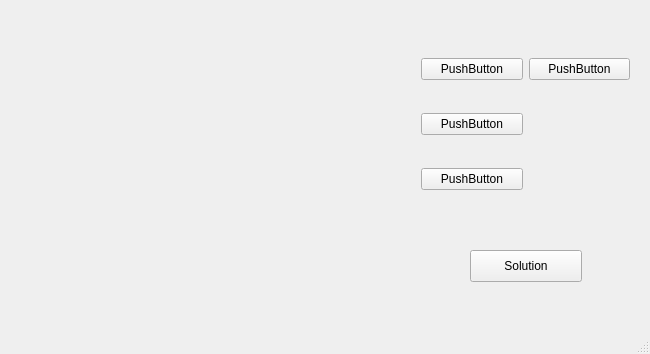
Qt form mainwindow.ui (kunhwiko/Sudoku) before a commit.
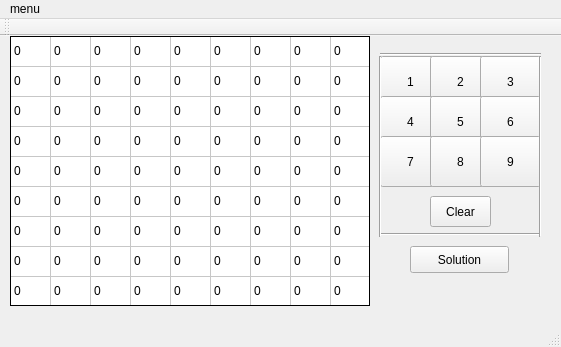
The same form after that commit.

The edit to the form file:
```diff
--- a/mainwindow.ui
+++ b/mainwindow.ui
@@ -6,90 +6,832 @@
    <rect>
     <x>0</x>
     <y>0</y>
-    <width>650</width>
-    <height>354</height>
+    <width>561</width>
+    <height>347</height>
    </rect>
   </property>
+  <property name="sizePolicy">
+   <sizepolicy hsizetype="Maximum" vsizetype="Preferred">
+    <horstretch>0</horstretch>
+    <verstretch>0</verstretch>
+   </sizepolicy>
+  </property>
   <property name="windowTitle">
    <string>MainWindow</string>
   </property>
-  <widget class="QWidget" name="centralwidget">
-   <widget class="QWidget" name="gridLayoutWidget">
-    <property name="geometry">
-     <rect>
-      <x>20</x>
-      <y>20</y>
-      <width>371</width>
-      <height>261</height>
-     </rect>
-    </property>
-    <layout class="QGridLayout" name="gridLayout"/>
-   </widget>
-   <widget class="QWidget" name="gridLayoutWidget_2">
+  <widget class="QWidget" name="centralWidget">
+   <widget class="QPushButton" name="solve">
     <property name="geometry">
      <rect>
       <x>410</x>
-      <y>20</y>
-      <width>231</width>
-      <height>211</height>
-     </rect>
-    </property>
-    <layout class="QGridLayout" name="gridLayout_2">
-     <item row="1" column="0">
-      <widget class="QPushButton" name="pushButton_3">
-       <property name="text">
-        <string>PushButton</string>
-       </property>
-      </widget>
-     </item>
-     <item row="2" column="0">
-      <widget class="QPushButton" name="pushButton_4">
-       <property name="text">
-        <string>PushButton</string>
-       </property>
-      </widget>
-     </item>
-     <item row="0" column="0">
-      <widget class="QPushButton" name="pushButton_2">
-       <property name="text">
-        <string>PushButton</string>
-       </property>
-      </widget>
-     </item>
-     <item row="0" column="1">
-      <widget class="QPushButton" name="pushButton_5">
-       <property name="text">
-        <string>PushButton</string>
-       </property>
-      </widget>
-     </item>
-    </layout>
-   </widget>
-   <widget class="QPushButton" name="pushButton">
-    <property name="geometry">
-     <rect>
-      <x>470</x>
-      <y>250</y>
-      <width>112</width>
-      <height>32</height>
+      <y>210</y>
+      <width>99</width>
+      <height>27</height>
      </rect>
     </property>
     <property name="text">
      <string>Solution</string>
     </property>
    </widget>
+   <widget class="QTableWidget" name="sudoku_board">
+    <property name="geometry">
+     <rect>
+      <x>10</x>
+      <y>0</y>
+      <width>360</width>
+      <height>270</height>
+     </rect>
+    </property>
+    <property name="minimumSize">
+     <size>
+      <width>360</width>
+      <height>270</height>
+     </size>
+    </property>
+    <property name="styleSheet">
+     <string notr="true">QTableWidget {
+border : 1px solid black;
+}</string>
+    </property>
+    <property name="verticalScrollBarPolicy">
+     <enum>Qt::ScrollBarAlwaysOff</enum>
+    </property>
+    <property name="horizontalScrollBarPolicy">
+     <enum>Qt::ScrollBarAlwaysOff</enum>
+    </property>
+    <property name="editTriggers">
+     <set>QAbstractItemView::NoEditTriggers</set>
+    </property>
+    <attribute name="horizontalHeaderVisible">
+     <bool>false</bool>
+    </attribute>
+    <attribute name="horizontalHeaderMinimumSectionSize">
+     <number>40</number>
+    </attribute>
+    <attribute name="horizontalHeaderDefaultSectionSize">
+     <number>40</number>
+    </attribute>
+    <attribute name="horizontalHeaderHighlightSections">
+     <bool>true</bool>
+    </attribute>
+    <attribute name="verticalHeaderVisible">
+     <bool>false</bool>
+    </attribute>
+    <row>
+     <property name="text">
+      <string>新建行</string>
+     </property>
+    </row>
+    <row>
+     <property name="text">
+      <string>新建行</string>
+     </property>
+    </row>
+    <row>
+     <property name="text">
+      <string>新建行</string>
+     </property>
+    </row>
+    <row>
+     <property name="text">
+      <string>新建行</string>
+     </property>
+    </row>
+    <row>
+     <property name="text">
+      <string>新建行</string>
+     </property>
+    </row>
+    <row>
+     <property name="text">
+      <string>新建行</string>
+     </property>
+    </row>
+    <row>
+     <property name="text">
+      <string>新建行</string>
+     </property>
+    </row>
+    <row>
+     <property name="text">
+      <string>新建行</string>
+     </property>
+    </row>
+    <row>
+     <property name="text">
+      <string>新建行</string>
+     </property>
+    </row>
+    <column>
+     <property name="text">
+      <string>新建列</string>
+     </property>
+    </column>
+    <column>
+     <property name="text">
+      <string>新建列</string>
+     </property>
+    </column>
+    <column>
+     <property name="text">
+      <string>新建列</string>
+     </property>
+    </column>
+    <column>
+     <property name="text">
+      <string>新建列</string>
+     </property>
+    </column>
+    <column>
+     <property name="text">
+      <string>新建列</string>
+     </property>
+    </column>
+    <column>
+     <property name="text">
+      <string>新建列</string>
+     </property>
+    </column>
+    <column>
+     <property name="text">
+      <string>新建列</string>
+     </property>
+    </column>
+    <column>
+     <property name="text">
+      <string>新建列</string>
+     </property>
+    </column>
+    <column>
+     <property name="text">
+      <string>新建列</string>
+     </property>
+    </column>
+    <item row="0" column="0">
+     <property name="text">
+      <string>0</string>
+     </property>
+    </item>
+    <item row="0" column="1">
+     <property name="text">
+      <string>0</string>
+     </property>
+    </item>
+    <item row="0" column="2">
+     <property name="text">
+      <string>0</string>
+     </property>
+    </item>
+    <item row="0" column="3">
+     <property name="text">
+      <string>0</string>
+     </property>
+    </item>
+    <item row="0" column="4">
+     <property name="text">
+      <string>0</string>
+     </property>
+    </item>
+    <item row="0" column="5">
+     <property name="text">
+      <string>0</string>
+     </property>
+    </item>
+    <item row="0" column="6">
+     <property name="text">
+      <string>0</string>
+     </property>
+    </item>
+    <item row="0" column="7">
+     <property name="text">
+      <string>0</string>
+     </property>
+    </item>
+    <item row="0" column="8">
+     <property name="text">
+      <string>0</string>
+     </property>
+    </item>
+    <item row="1" column="0">
+     <property name="text">
+      <string>0</string>
+     </property>
+    </item>
+    <item row="1" column="1">
+     <property name="text">
+      <string>0</string>
+     </property>
+    </item>
+    <item row="1" column="2">
+     <property name="text">
+      <string>0</string>
+     </property>
+    </item>
+    <item row="1" column="3">
+     <property name="text">
+      <string>0</string>
+     </property>
+    </item>
+    <item row="1" column="4">
+     <property name="text">
+      <string>0</string>
+     </property>
+    </item>
+    <item row="1" column="5">
+     <property name="text">
+      <string>0</string>
+     </property>
+    </item>
+    <item row="1" column="6">
+     <property name="text">
+      <string>0</string>
+     </property>
+    </item>
+    <item row="1" column="7">
+     <property name="text">
+      <string>0</string>
+     </property>
+    </item>
+    <item row="1" column="8">
+     <property name="text">
+      <string>0</string>
+     </property>
+    </item>
+    <item row="2" column="0">
+     <property name="text">
+      <string>0</string>
+     </property>
+    </item>
+    <item row="2" column="1">
+     <property name="text">
+      <string>0</string>
+     </property>
+    </item>
+    <item row="2" column="2">
+     <property name="text">
+      <string>0</string>
+     </property>
+    </item>
+    <item row="2" column="3">
+     <property name="text">
+      <string>0</string>
+     </property>
+    </item>
+    <item row="2" column="4">
+     <property name="text">
+      <string>0</string>
+     </property>
+    </item>
+    <item row="2" column="5">
+     <property name="text">
+      <string>0</string>
+     </property>
+    </item>
+    <item row="2" column="6">
+     <property name="text">
+      <string>0</string>
+     </property>
+    </item>
+    <item row="2" column="7">
+     <property name="text">
+      <string>0</string>
+     </property>
+    </item>
+    <item row="2" column="8">
+     <property name="text">
+      <string>0</string>
+     </property>
+    </item>
+    <item row="3" column="0">
+     <property name="text">
+      <string>0</string>
+     </property>
+    </item>
+    <item row="3" column="1">
+     <property name="text">
+      <string>0</string>
+     </property>
+    </item>
+    <item row="3" column="2">
+     <property name="text">
+      <string>0</string>
+     </property>
+    </item>
+    <item row="3" column="3">
+     <property name="text">
+      <string>0</string>
+     </property>
+    </item>
+    <item row="3" column="4">
+     <property name="text">
+      <string>0</string>
+     </property>
+    </item>
+    <item row="3" column="5">
+     <property name="text">
+      <string>0</string>
+     </property>
+    </item>
+    <item row="3" column="6">
+     <property name="text">
+      <string>0</string>
+     </property>
+    </item>
+    <item row="3" column="7">
+     <property name="text">
+      <string>0</string>
+     </property>
+    </item>
+    <item row="3" column="8">
+     <property name="text">
+      <string>0</string>
+     </property>
+    </item>
+    <item row="4" column="0">
+     <property name="text">
+      <string>0</string>
+     </property>
+    </item>
+    <item row="4" column="1">
+     <property name="text">
+      <string>0</string>
+     </property>
+    </item>
+    <item row="4" column="2">
+     <property name="text">
+      <string>0</string>
+     </property>
+    </item>
+    <item row="4" column="3">
+     <property name="text">
+      <string>0</string>
+     </property>
+    </item>
+    <item row="4" column="4">
+     <property name="text">
+      <string>0</string>
+     </property>
+    </item>
+    <item row="4" column="5">
+     <property name="text">
+      <string>0</string>
+     </property>
+    </item>
+    <item row="4" column="6">
+     <property name="text">
+      <string>0</string>
+     </property>
+    </item>
+    <item row="4" column="7">
+     <property name="text">
+      <string>0</string>
+     </property>
+    </item>
+    <item row="4" column="8">
+     <property name="text">
+      <string>0</string>
+     </property>
+    </item>
+    <item row="5" column="0">
+     <property name="text">
+      <string>0</string>
+     </property>
+    </item>
+    <item row="5" column="1">
+     <property name="text">
+      <string>0</string>
+     </property>
+    </item>
+    <item row="5" column="2">
+     <property name="text">
+      <string>0</string>
+     </property>
+    </item>
+    <item row="5" column="3">
+     <property name="text">
+      <string>0</string>
+     </property>
+    </item>
+    <item row="5" column="4">
+     <property name="text">
+      <string>0</string>
+     </property>
+    </item>
+    <item row="5" column="5">
+     <property name="text">
+      <string>0</string>
+     </property>
+    </item>
+    <item row="5" column="6">
+     <property name="text">
+      <string>0</string>
+     </property>
+    </item>
+    <item row="5" column="7">
+     <property name="text">
+      <string>0</string>
+     </property>
+    </item>
+    <item row="5" column="8">
+     <property name="text">
+      <string>0</string>
+     </property>
+    </item>
+    <item row="6" column="0">
+     <property name="text">
+      <string>0</string>
+     </property>
+    </item>
+    <item row="6" column="1">
+     <property name="text">
+      <string>0</string>
+     </property>
+    </item>
+    <item row="6" column="2">
+     <property name="text">
+      <string>0</string>
+     </property>
+    </item>
+    <item row="6" column="3">
+     <property name="text">
+      <string>0</string>
+     </property>
+    </item>
+    <item row="6" column="4">
+     <property name="text">
+      <string>0</string>
+     </property>
+    </item>
+    <item row="6" column="5">
+     <property name="text">
+      <string>0</string>
+     </property>
+    </item>
+    <item row="6" column="6">
+     <property name="text">
+      <string>0</string>
+     </property>
+    </item>
+    <item row="6" column="7">
+     <property name="text">
+      <string>0</string>
+     </property>
+    </item>
+    <item row="6" column="8">
+     <property name="text">
+      <string>0</string>
+     </property>
+    </item>
+    <item row="7" column="0">
+     <property name="text">
+      <string>0</string>
+     </property>
+    </item>
+    <item row="7" column="1">
+     <property name="text">
+      <string>0</string>
+     </property>
+    </item>
+    <item row="7" column="2">
+     <property name="text">
+      <string>0</string>
+     </property>
+    </item>
+    <item row="7" column="3">
+     <property name="text">
+      <string>0</string>
+     </property>
+    </item>
+    <item row="7" column="4">
+     <property name="text">
+      <string>0</string>
+     </property>
+    </item>
+    <item row="7" column="5">
+     <property name="text">
+      <string>0</string>
+     </property>
+    </item>
+    <item row="7" column="6">
+     <property name="text">
+      <string>0</string>
+     </property>
+    </item>
+    <item row="7" column="7">
+     <property name="text">
+      <string>0</string>
+     </property>
+    </item>
+    <item row="7" column="8">
+     <property name="text">
+      <string>0</string>
+     </property>
+    </item>
+    <item row="8" column="0">
+     <property name="text">
+      <string>0</string>
+     </property>
+    </item>
+    <item row="8" column="1">
+     <property name="text">
+      <string>0</string>
+     </property>
+    </item>
+    <item row="8" column="2">
+     <property name="text">
+      <string>0</string>
+     </property>
+    </item>
+    <item row="8" column="3">
+     <property name="text">
+      <string>0</string>
+     </property>
+    </item>
+    <item row="8" column="4">
+     <property name="text">
+      <string>0</string>
+     </property>
+    </item>
+    <item row="8" column="5">
+     <property name="text">
+      <string>0</string>
+     </property>
+    </item>
+    <item row="8" column="6">
+     <property name="text">
+      <string>0</string>
+     </property>
+    </item>
+    <item row="8" column="7">
+     <property name="text">
+      <string>0</string>
+     </property>
+    </item>
+    <item row="8" column="8">
+     <property name="text">
+      <string>0</string>
+     </property>
+    </item>
+   </widget>
+   <widget class="QPushButton" name="pushButton">
+    <property name="geometry">
+     <rect>
+      <x>380</x>
+      <y>20</y>
+      <width>61</width>
+      <height>51</height>
+     </rect>
+    </property>
+    <property name="styleSheet">
+     <string notr="true"/>
+    </property>
+    <property name="text">
+     <string>1</string>
+    </property>
+   </widget>
+   <widget class="QPushButton" name="pushButton_2">
+    <property name="geometry">
+     <rect>
+      <x>430</x>
+      <y>20</y>
+      <width>61</width>
+      <height>51</height>
+     </rect>
+    </property>
+    <property name="styleSheet">
+     <string notr="true"/>
+    </property>
+    <property name="text">
+     <string>2</string>
+    </property>
+   </widget>
+   <widget class="QPushButton" name="pushButton_3">
+    <property name="geometry">
+     <rect>
+      <x>480</x>
+      <y>20</y>
+      <width>61</width>
+      <height>51</height>
+     </rect>
+    </property>
+    <property name="text">
+     <string>3</string>
+    </property>
+   </widget>
+   <widget class="QPushButton" name="pushButton_4">
+    <property name="geometry">
+     <rect>
+      <x>380</x>
+      <y>60</y>
+      <width>61</width>
+      <height>51</height>
+     </rect>
+    </property>
+    <property name="text">
+     <string>4</string>
+    </property>
+   </widget>
+   <widget class="QPushButton" name="pushButton_5">
+    <property name="geometry">
+     <rect>
+      <x>430</x>
+      <y>60</y>
+      <width>61</width>
+      <height>51</height>
+     </rect>
+    </property>
+    <property name="styleSheet">
+     <string notr="true"/>
+    </property>
+    <property name="text">
+     <string>5</string>
+    </property>
+   </widget>
+   <widget class="QPushButton" name="pushButton_6">
+    <property name="geometry">
+     <rect>
+      <x>480</x>
+      <y>60</y>
+      <width>61</width>
+      <height>51</height>
+     </rect>
+    </property>
+    <property name="text">
+     <string>6</string>
+    </property>
+   </widget>
+   <widget class="QPushButton" name="pushButton_7">
+    <property name="geometry">
+     <rect>
+      <x>380</x>
+      <y>100</y>
+      <width>61</width>
+      <height>51</height>
+     </rect>
+    </property>
+    <property name="text">
+     <string>7</string>
+    </property>
+   </widget>
+   <widget class="QPushButton" name="pushButton_8">
+    <property name="geometry">
+     <rect>
+      <x>430</x>
+      <y>100</y>
+      <width>61</width>
+      <height>51</height>
+     </rect>
+    </property>
+    <property name="text">
+     <string>8</string>
+    </property>
+   </widget>
+   <widget class="QPushButton" name="pushButton_9">
+    <property name="geometry">
+     <rect>
+      <x>480</x>
+      <y>100</y>
+      <width>61</width>
+      <height>51</height>
+     </rect>
+    </property>
+    <property name="text">
+     <string>9</string>
+    </property>
+   </widget>
+   <widget class="QPushButton" name="pushButton_10">
+    <property name="geometry">
+     <rect>
+      <x>430</x>
+      <y>160</y>
+      <width>61</width>
+      <height>31</height>
+     </rect>
+    </property>
+    <property name="text">
+     <string>Clear</string>
+    </property>
+   </widget>
+   <widget class="Line" name="line">
+    <property name="geometry">
+     <rect>
+      <x>380</x>
+      <y>10</y>
+      <width>161</width>
+      <height>16</height>
+     </rect>
+    </property>
+    <property name="styleSheet">
+     <string notr="true">line-&gt;setStyleSheet(QString(&quot;background-color: #0000FF;&quot;));</string>
+    </property>
+    <property name="orientation">
+     <enum>Qt::Horizontal</enum>
+    </property>
+   </widget>
+   <widget class="Line" name="line_2">
+    <property name="geometry">
+     <rect>
+      <x>380</x>
+      <y>190</y>
+      <width>161</width>
+      <height>16</height>
+     </rect>
+    </property>
+    <property name="styleSheet">
+     <string notr="true"/>
+    </property>
+    <property name="orientation">
+     <enum>Qt::Horizontal</enum>
+    </property>
+   </widget>
+   <widget class="Line" name="line_3">
+    <property name="geometry">
+     <rect>
+      <x>370</x>
+      <y>20</y>
+      <width>20</width>
+      <height>181</height>
+     </rect>
+    </property>
+    <property name="orientation">
+     <enum>Qt::Vertical</enum>
+    </property>
+   </widget>
+   <widget class="Line" name="line_4">
+    <property name="geometry">
+     <rect>
+      <x>530</x>
+      <y>20</y>
+      <width>20</width>
+      <height>181</height>
+     </rect>
+    </property>
+    <property name="styleSheet">
+     <string notr="true">background-color : 1px solid black;</string>
+    </property>
+    <property name="orientation">
+     <enum>Qt::Vertical</enum>
+    </property>
+   </widget>
+   <zorder>sudoku_board</zorder>
+   <zorder>solve</zorder>
+   <zorder>pushButton</zorder>
+   <zorder>pushButton_2</zorder>
+   <zorder>pushButton_3</zorder>
+   <zorder>pushButton_4</zorder>
+   <zorder>pushButton_5</zorder>
+   <zorder>pushButton_6</zorder>
+   <zorder>pushButton_7</zorder>
+   <zorder>pushButton_8</zorder>
+   <zorder>pushButton_9</zorder>
+   <zorder>pushButton_10</zorder>
+   <zorder>line</zorder>
+   <zorder>line_2</zorder>
+   <zorder>line_3</zorder>
+   <zorder>line_4</zorder>
   </widget>
-  <widget class="QMenuBar" name="menubar">
+  <widget class="QToolBar" name="mainToolBar">
+   <attribute name="toolBarArea">
+    <enum>TopToolBarArea</enum>
+   </attribute>
+   <attribute name="toolBarBreak">
+    <bool>false</bool>
+   </attribute>
+  </widget>
+  <widget class="QStatusBar" name="statusBar"/>
+  <widget class="QMenuBar" name="menuBar">
    <property name="geometry">
     <rect>
      <x>0</x>
      <y>0</y>
-     <width>650</width>
+     <width>561</width>
      <height>22</height>
     </rect>
    </property>
+   <widget class="QMenu" name="menuMenu">
+    <property name="title">
+     <string>menu</string>
+    </property>
+    <addaction name="actionNew_game"/>
+   </widget>
+   <addaction name="menuMenu"/>
   </widget>
-  <widget class="QStatusBar" name="statusbar"/>
+  <action name="actionExit">
+   <property name="text">
+    <string>exit</string>
+   </property>
+   <property name="shortcut">
+    <string>Alt+Q</string>
+   </property>
+  </action>
+  <action name="actionNew_game">
+   <property name="text">
+    <string>new game</string>
+   </property>
+   <property name="shortcut">
+    <string>Alt+N</string>
+   </property>
+  </action>
  </widget>
  <layoutdefault spacing="6" margin="11"/>
  <resources/>
```
Left out of the diff: 5 changed lines with no effect on the pictures.
